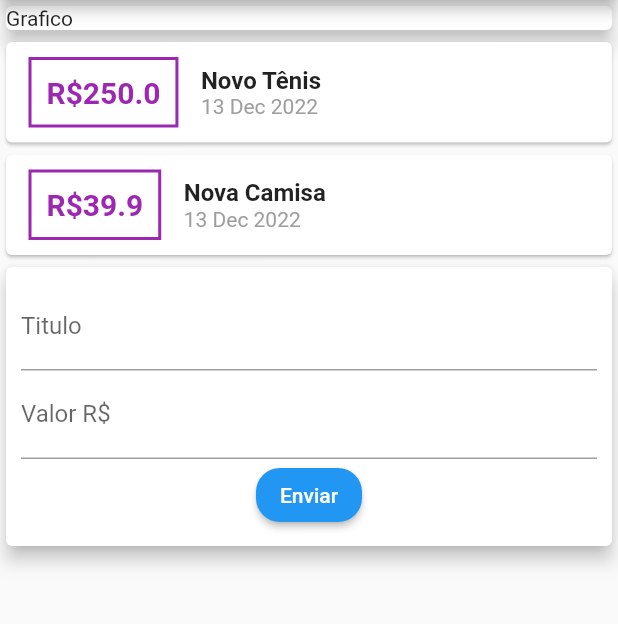
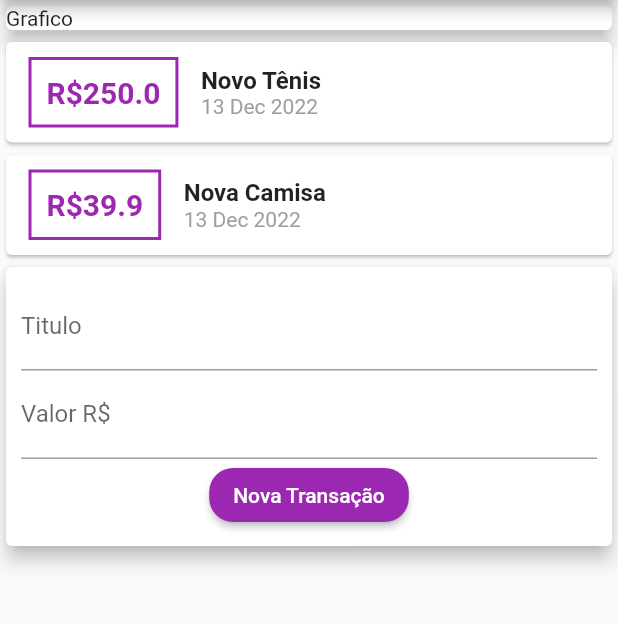
Before and after one commit to Marvingms7/projeto_despesas_pessoais, a Flutter app: the screen it shows after launch, on a phone screen of 412 x 824 dp, the part 84-708 px from its top. Run offline on Flutter 3.47's test engine with Material 2 defaults, Android fonts, the phone set to English and light mode, and no system bars.

Commit message:
Update main.dart

```diff
--- a/lib/main.dart
+++ b/lib/main.dart
@@ -97,9 +97,11 @@ class MyHomePage extends StatelessWidget {
                   ElevatedButton(
                     onPressed: () {},
                     style: ButtonStyle(
+                        backgroundColor:
+                            MaterialStateProperty.all(Colors.purple),
                         shape: MaterialStateProperty.all(RoundedRectangleBorder(
                             borderRadius: BorderRadius.circular(16.0)))),
-                    child: const Text('Enviar'),
+                    child: const Text('Nova Transação'),
                   ),
                 ],
               ),
```
